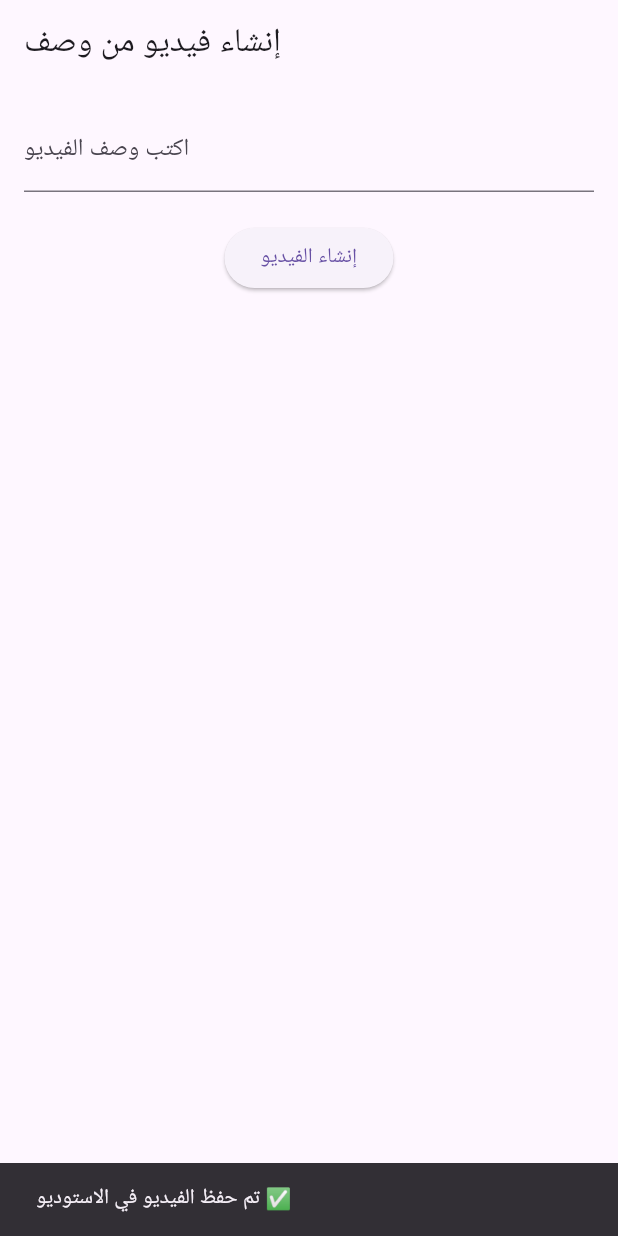
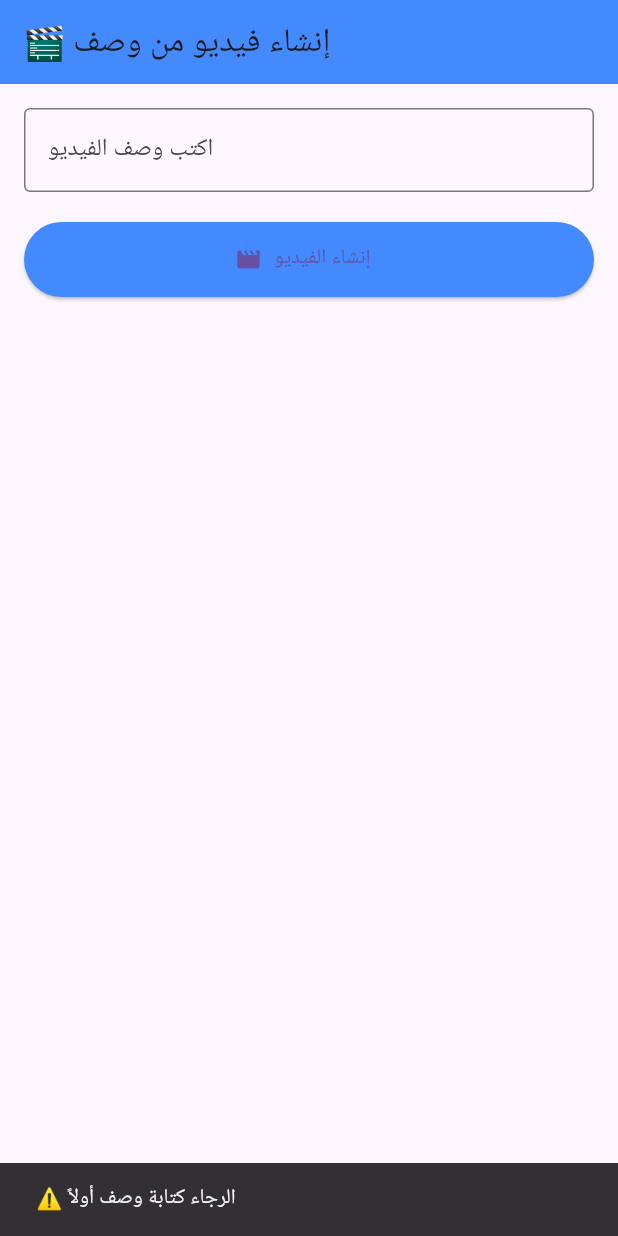
Before and after one commit to Asdasd7117/lian, a Flutter app: the screen it shows after launch, after a tap on "إنشاء الفيديو", on a phone screen of 412 x 824 dp. Run offline on Flutter 3.47's test engine with Material 3 defaults, Android fonts, the light colour scheme and no system bars; our stand-ins replace image_gallery_saver, permission_handler; missing offline and left inert: ffmpeg_kit_flutter.

Commit message:
Update main.dart

```diff
--- a/lib/main.dart
+++ b/lib/main.dart
@@ -1,7 +1,8 @@
 import 'package:flutter/material.dart';
 import 'package:ffmpeg_kit_flutter/ffmpeg_kit.dart';
 import 'package:path_provider/path_provider.dart';
-import 'package:gallery_saver/gallery_saver.dart';
+import 'package:permission_handler/permission_handler.dart';
+import 'package:image_gallery_saver/image_gallery_saver.dart';
 import 'dart:io';
 
 void main() {
@@ -12,6 +13,7 @@
   @override
   Widget build(BuildContext context) {
     return MaterialApp(
+      debugShowCheckedModeBanner: false,
       home: VideoGeneratorPage(),
     );
   }
@@ -26,46 +28,84 @@
   final TextEditingController _desc = TextEditingController();
   bool _loading = false;
 
+  Future<void> saveVideoToGallery(String path) async {
+    // طلب إذن الوصول للتخزين
+    final status = await Permission.storage.request();
+    if (status.isGranted) {
+      await ImageGallerySaver.saveFile(path);
+      ScaffoldMessenger.of(context).showSnackBar(
+        SnackBar(content: Text('✅ تم حفظ الفيديو في الاستوديو')),
+      );
+    } else {
+      ScaffoldMessenger.of(context).showSnackBar(
+        SnackBar(content: Text('⚠️ لم يتم منح إذن الوصول للتخزين')),
+      );
+    }
+  }
+
   Future<void> generateVideo(String text) async {
     setState(() => _loading = true);
     final dir = await getTemporaryDirectory();
-    final outputPath = '${dir.path}/video.mp4';
+    final outputPath = '${dir.path}/video_${DateTime.now().millisecondsSinceEpoch}.mp4';
 
-    // هنا نولد فيديو بسيط من لون ونص فقط
+    // إنشاء فيديو بسيط من لون ونص فقط
     final command =
-        '-f lavfi -i color=c=blue:s=640x360:d=5 -vf "drawtext=text=\'$text\':fontcolor=white:fontsize=24:x=(w-text_w)/2:y=(h-text_h)/2" -c:v libx264 -pix_fmt yuv420p $outputPath';
+        '-f lavfi -i color=c=blue:s=640x360:d=5 -vf "drawtext=text=\'$text\':fontcolor=white:fontsize=32:x=(w-text_w)/2:y=(h-text_h)/2" -c:v libx264 -pix_fmt yuv420p $outputPath';
 
     await FFmpegKit.execute(command);
-
-    await GallerySaver.saveVideo(outputPath);
+    await saveVideoToGallery(outputPath);
     setState(() => _loading = false);
-
-    ScaffoldMessenger.of(context)
-        .showSnackBar(SnackBar(content: Text('تم حفظ الفيديو في الاستوديو ✅')));
   }
 
   @override
   Widget build(BuildContext context) {
     return Scaffold(
-      appBar: AppBar(title: Text("إنشاء فيديو من وصف")),
+      appBar: AppBar(
+        title: Text("🎬 إنشاء فيديو من وصف"),
+        backgroundColor: Colors.blueAccent,
+      ),
       body: Padding(
         padding: const EdgeInsets.all(16.0),
         child: Column(
           children: [
             TextField(
               controller: _desc,
-              decoration: InputDecoration(labelText: 'اكتب وصف الفيديو'),
+              decoration: InputDecoration(
+                labelText: 'اكتب وصف الفيديو',
+                border: OutlineInputBorder(),
+              ),
             ),
             SizedBox(height: 20),
-            ElevatedButton(
+            ElevatedButton.icon(
               onPressed: _loading
                   ? null
-                  : () => generateVideo(_desc.text.isEmpty
-                      ? "فيديو تجريبي"
-                      : _desc.text),
-              child: _loading
-                  ? CircularProgressIndicator(color: Colors.white)
+                  : () {
+                      if (_desc.text.trim().isEmpty) {
+                        ScaffoldMessenger.of(context).showSnackBar(
+                          SnackBar(content: Text('⚠️ الرجاء كتابة وصف أولاً')),
+                        );
+                        return;
+                      }
+                      generateVideo(_desc.text.trim());
+                    },
+              icon: Icon(Icons.movie_creation),
+              label: _loading
+                  ? Row(
+                      mainAxisAlignment: MainAxisAlignment.center,
+                      children: [
+                        SizedBox(
+                            width: 20,
+                            height: 20,
+                            child: CircularProgressIndicator(color: Colors.white, strokeWidth: 2)),
+                        SizedBox(width: 10),
+                        Text("جارٍ إنشاء الفيديو..."),
+                      ],
+                    )
                   : Text('إنشاء الفيديو'),
+              style: ElevatedButton.styleFrom(
+                backgroundColor: Colors.blueAccent,
+                minimumSize: Size(double.infinity, 50),
+              ),
             ),
           ],
         ),
```
